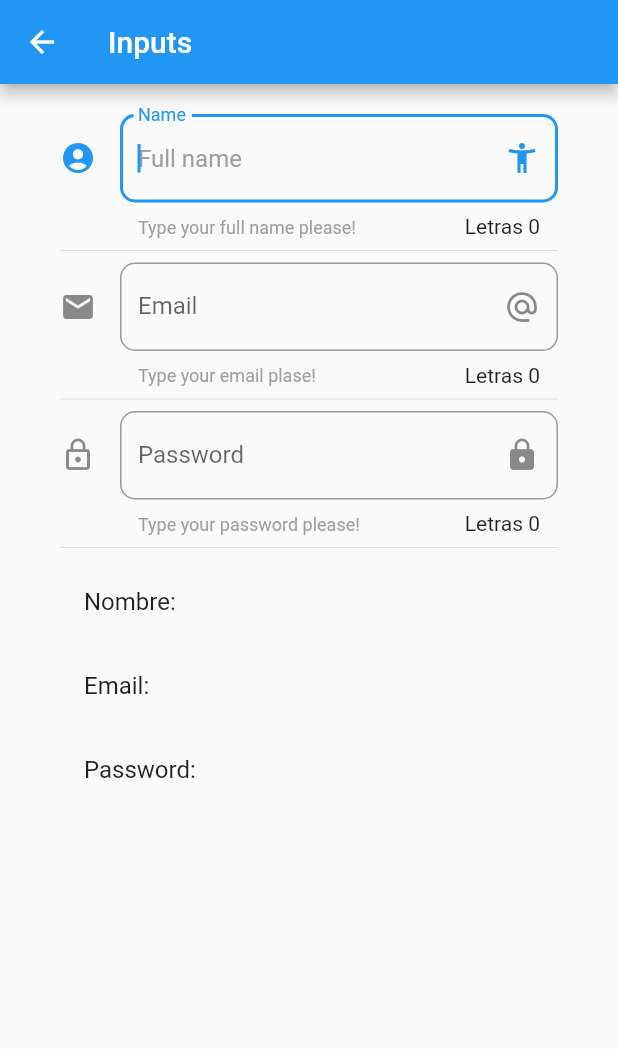
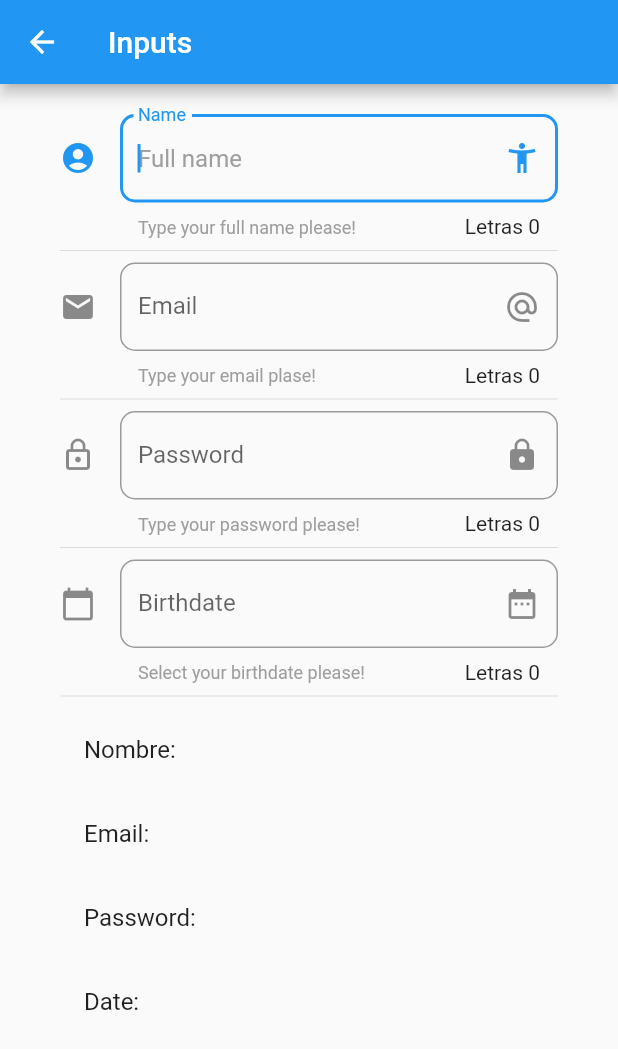
Before and after one commit to gallottohugo/FlutterComponents, a Flutter app: the InputPage screen opened by its route, on a phone screen of 412 x 824 dp. Shown: the top 1049 px of the screen. Run offline on Flutter 3.47's test engine with Material 2 defaults, Android fonts, the phone set to English and light mode, and no system bars.

Commit message:
Add DateTime picker, select date and show it in Input, configure DateTimePicker in Spanish

```diff
--- a/lib/src/pages/input_page.dart
+++ b/lib/src/pages/input_page.dart
@@ -12,6 +12,8 @@ class _InputPageState extends State<InputPage> {
 	String _name = "";
 	String _email = "";
 	String _password = "";
+	String _date = '';
+	TextEditingController _textEditingController = new TextEditingController();
 
   	@override
   	Widget build(BuildContext context) {
@@ -27,6 +29,8 @@ class _InputPageState extends State<InputPage> {
 					_newEmail(),
 					Divider(),
 					_newPassword(),
+					Divider(),
+					_newDate(context),
 					Divider(),
 					_newPerson()
 				],
@@ -105,12 +109,59 @@ class _InputPageState extends State<InputPage> {
 		);
 	}
 
+	Widget _newDate(BuildContext context){
+		return TextField(
+			controller: _textEditingController,
+			enableInteractiveSelection: false,
+			decoration: InputDecoration(
+				border: OutlineInputBorder(
+					borderRadius: BorderRadius.circular(10)
+				),
+				labelText: 'Birthdate',
+				counter: Text('Letras ${_password.length}'),
+				hintText: 'Your birthdate',
+				hintStyle: TextStyle(color: Colors.grey),
+				helperText: 'Select your birthdate please!',
+				helperStyle: TextStyle(color: Colors.grey),
+				suffixIcon: Icon(Icons.date_range),
+				icon: Icon(Icons.calendar_today)
+			),
+			onTap: (){
+				FocusScope.of(context).requestFocus(new FocusNode());
+				_selectDate(context);
+			},
+		);
+	}
+
+	_selectDate (BuildContext context) async {
+		DateTime dateTime = await showDatePicker(
+			context: context,
+	 		initialDate: DateTime.now(),
+			firstDate: DateTime(1900),
+			lastDate: DateTime(2050),
+			locale: Locale('es'),
+			builder: (BuildContext context, Widget child) {
+				return Theme(
+					data: ThemeData.dark(),
+					child: child,
+				);
+			},
+		);
+		if (dateTime != null){
+			setState(() {
+				_date = dateTime.toString();
+				_textEditingController.text = _date;
+			});
+		}
+		return dateTime;
+	}
 	Widget _newPerson(){
 		return Column(
 			children: <Widget>[
 				ListTile(title: Text('Nombre: $_name'),),
 				ListTile(title: Text('Email: $_email'),),
 				ListTile(title: Text('Password: $_password'),),
+				ListTile(title: Text('Date: $_date'),),
 			],
 		);
 
```
